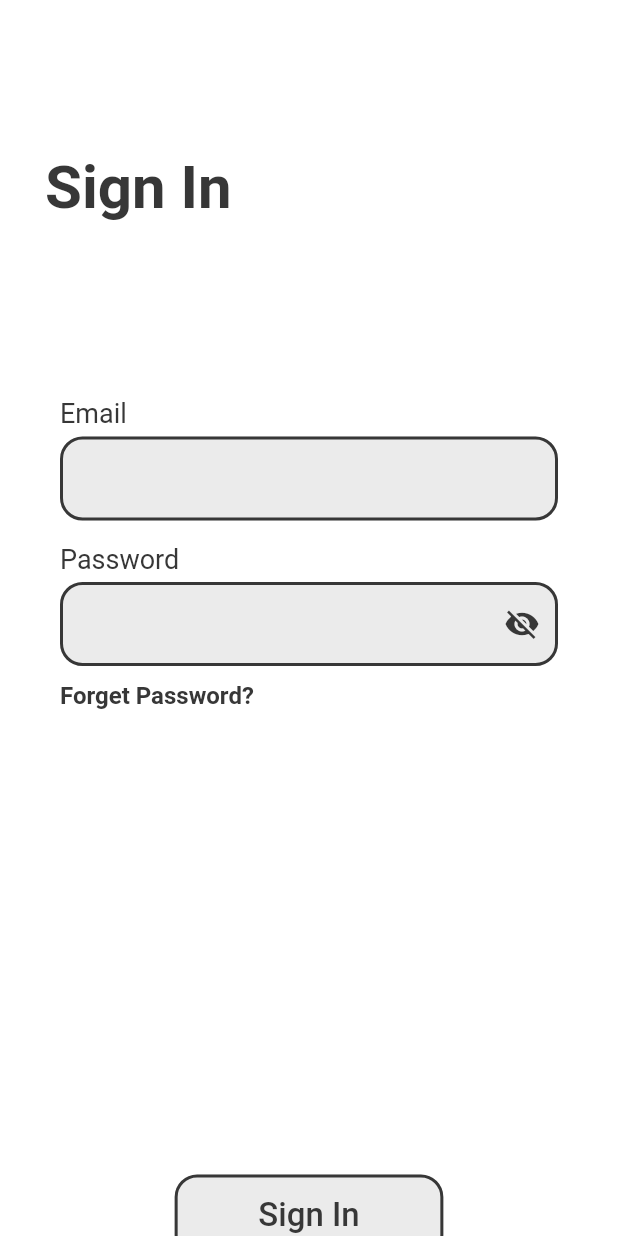
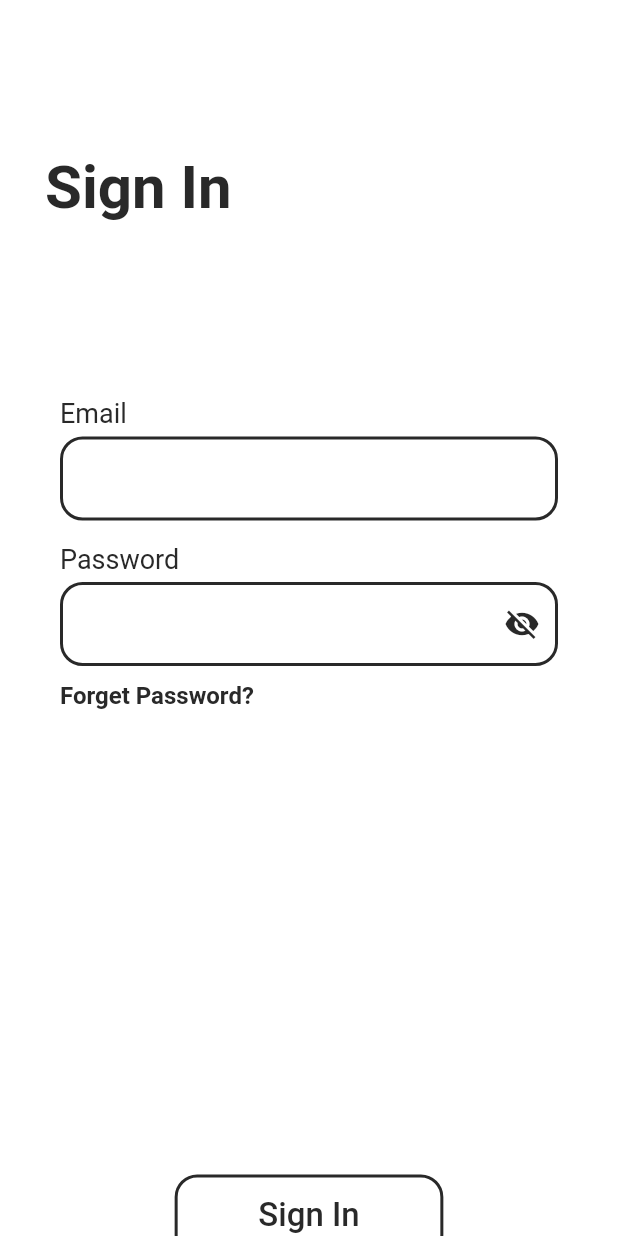
Before and after one commit to Ahnaf16/Dokan, a Flutter app: the screen it shows after launch, on a phone screen of 412 x 824 dp. Run offline on Flutter 3.47's test engine with Material 2 defaults, Android fonts, the phone set to English and light mode, and no system bars; our stand-ins replace firebase_auth, firebase_core, fluttertoast, google_nav_bar; accounts and stored records are empty.

Commit message:
changed file architecture

```diff
--- a/lib/Properties/app_properties.dart
+++ b/lib/Properties/app_properties.dart
@@ -1,22 +1,16 @@
 import 'package:flutter/material.dart';
 
 class AppColor {
-  static const Color appMainColor = Color(0xFF373737);
+  static const Color appMainColor = Color(0xFF292929);
   static const Color appBackground = Colors.white;
-  static const Color appSecColor = Color(0xff519657);
-  static const Color textColorL = Color(0xFF373737);
-  static const Color fillColorL = Color(0x1a373737);
-
-  //dark color
-  // static const Color appMainColorDark = Color(0xff81C784);
-  // static const Color appBackgroundDark = Color(0xff373737);
-  // static const Color textColorD = Color(0xff373737);
-  // static const Color fillColorD = Color(0x1a81C784);
+  static const Color appSecColor = Colors.black12;
+  static const Color textColorL = Color(0xFF292929);
+  static const Color fillColorL = Colors.white;
 }
 
 //----------------------------------------------------------------
 
-class AllTextStyle {
+class AppTextStyle {
   static const TextStyle headerStyle = TextStyle(
     color: AppColor.textColorL,
     fontSize: 40,
--- a/lib/Properties/appdrawer.dart
+++ b/lib/Properties/appdrawer.dart
@@ -38,7 +38,7 @@ class CustomDrawer extends StatelessWidget {
                           Alignment.bottomCenter + const Alignment(0, -.5),
                       child: const Text(
                         'Ahnaf Sakil',
-                        style: AllTextStyle.bodyTextStyle,
+                        style: AppTextStyle.bodyTextStyle,
                       ),
                     ),
                     Align(
@@ -46,7 +46,7 @@ class CustomDrawer extends StatelessWidget {
                           Alignment.bottomCenter + const Alignment(0, -.1),
                       child: const Text(
                         'ahnafsakil9@gmail.com',
-                        style: AllTextStyle.smallTextStyle,
+                        style: AppTextStyle.smallTextStyle,
                       ),
                     ),
                   ],
--- a/lib/Properties/buttons.dart
+++ b/lib/Properties/buttons.dart
@@ -28,7 +28,7 @@ class PrimaryButton extends StatelessWidget {
       ),
       child: Text(
         buttonText,
-        style: AllTextStyle.bodyTextStyle,
+        style: AppTextStyle.bodyTextStyle,
       ),
     );
   }
--- a/lib/Properties/textfields.dart
+++ b/lib/Properties/textfields.dart
@@ -15,7 +15,7 @@ class TextfieldHint extends StatelessWidget {
       padding: const EdgeInsets.symmetric(vertical: 5),
       child: Text(
         hint,
-        style: AllTextStyle.smallTextStyle,
+        style: AppTextStyle.smallTextStyle,
       ),
     );
   }
--- a/lib/Properties/texts.dart
+++ b/lib/Properties/texts.dart
@@ -21,11 +21,11 @@ class Richtexts extends StatelessWidget {
         children: [
           TextSpan(
             text: firstText,
-            style: AllTextStyle.smallTextStyle.copyWith(fontSize: 16),
+            style: AppTextStyle.smallTextStyle.copyWith(fontSize: 16),
           ),
           TextSpan(
               text: secText,
-              style: AllTextStyle.smallTextStyle
+              style: AppTextStyle.smallTextStyle
                   .copyWith(fontWeight: FontWeight.w600, fontSize: 16),
               recognizer: TapGestureRecognizer()..onTap = roughtpage),
         ],
--- a/lib/Auth/forgetpass.dart
+++ b/lib/Screen/Auth/forgetpass.dart
@@ -40,7 +40,7 @@ class _ForgetPasswordState extends State<ForgetPassword> {
                 alignment: Alignment.centerLeft,
                 child: Text(
                   'Restore Password',
-                  style: AllTextStyle.headerStyle,
+                  style: AppTextStyle.headerStyle,
                 ),
               ),
             ),
--- a/lib/Auth/signin.dart
+++ b/lib/Screen/Auth/signin.dart
@@ -1,4 +1,4 @@
-import 'package:dokan/Auth/forgetpass.dart';
+import 'package:dokan/Screen/Auth/forgetpass.dart';
 import 'package:dokan/Properties/app_properties.dart';
 import 'package:dokan/export.dart';
 import 'package:firebase_auth/firebase_auth.dart';
@@ -56,7 +56,7 @@ class _SinginPageState extends State<SinginPage> {
                   alignment: Alignment.centerLeft,
                   child: Text(
                     'Sign In',
-                    style: AllTextStyle.headerStyle,
+                    style: AppTextStyle.headerStyle,
                   ),
                 ),
               ),
--- a/lib/Auth/signup.dart
+++ b/lib/Screen/Auth/signup.dart
@@ -1,5 +1,5 @@
-import 'package:dokan/Auth/signin.dart';
-import 'package:dokan/Auth/userform.dart';
+import 'package:dokan/Screen/Auth/signin.dart';
+import 'package:dokan/Screen/Auth/userform.dart';
 import 'package:dokan/Properties/app_properties.dart';
 import 'package:dokan/Properties/texts.dart';
 import 'package:firebase_auth/firebase_auth.dart';
@@ -62,7 +62,7 @@ class _SingupPageState extends State<SingupPage> {
                   alignment: Alignment.centerLeft,
                   child: Text(
                     'Sign Up',
-                    style: AllTextStyle.headerStyle,
+                    style: AppTextStyle.headerStyle,
                   ),
                 ),
               ),
--- a/lib/Auth/userform.dart
+++ b/lib/Screen/Auth/userform.dart
@@ -12,7 +12,7 @@ class UserForm extends StatelessWidget {
           color: AppColor.appBackground,
           child: const Text(
             'User Form',
-            style: AllTextStyle.headerStyle,
+            style: AppTextStyle.headerStyle,
           ),
         ),
       ),
--- a/lib/Screen/bottom_nevigetion/cart.dart
+++ b/lib/Screen/bottom_nevigetion/cart.dart
@@ -34,7 +34,7 @@ class Cart extends StatelessWidget {
       body: const Center(
         child: Text(
           'Cart',
-          style: AllTextStyle.headerStyle,
+          style: AppTextStyle.headerStyle,
         ),
       ),
       drawer: const CustomDrawer(),
--- a/lib/Screen/bottom_nevigetion/wishlist.dart
+++ b/lib/Screen/bottom_nevigetion/wishlist.dart
@@ -33,7 +33,7 @@ class Wishlist extends StatelessWidget {
       body: const Center(
         child: Text(
           'Wishlist',
-          style: AllTextStyle.headerStyle,
+          style: AppTextStyle.headerStyle,
         ),
       ),
       drawer: const CustomDrawer(),
--- a/lib/Screen/splash.dart
+++ b/lib/Screen/splash.dart
@@ -3,7 +3,7 @@
 import 'package:dokan/Properties/app_properties.dart';
 import 'package:flutter/material.dart';
 
-import '../Auth/signin.dart';
+import 'Auth/signin.dart';
 
 class SplashScreen extends StatefulWidget {
   const SplashScreen({Key? key}) : super(key: key);
--- a/lib/main.dart
+++ b/lib/main.dart
@@ -18,9 +18,6 @@ class MyApp extends StatelessWidget {
     return MaterialApp(
       debugShowCheckedModeBanner: false,
       title: 'E-Commerce App',
-      // themeMode: ThemeMode.system,
-      // darkTheme: Mytheme.dark,
-      // theme: Mytheme.light,
       home: SplashScreen(),
     );
   }
--- a/lib/theme.dart
+++ /dev/null
@@ -1,37 +0,0 @@
-import 'package:dokan/Properties/app_properties.dart';
-import 'package:flutter/material.dart';
-
-class Mytheme {
-  static final light = ThemeData(
-    scaffoldBackgroundColor: AppColor.appBackground,
-    colorScheme: const ColorScheme.light(
-      secondary: AppColor.appMainColor,
-    ),
-    outlinedButtonTheme: OutlinedButtonThemeData(
-      style: OutlinedButton.styleFrom(
-        backgroundColor: AppColor.fillColorL,
-        primary: AppColor.appMainColor,
-        side: const BorderSide(
-          color: AppColor.appMainColor,
-        ),
-      ),
-    ),
-  );
-
-  // static final dark = ThemeData(
-  //   scaffoldBackgroundColor: AppColor.appBackgroundDark,
-  //   colorScheme: const ColorScheme.dark(
-  //     secondary: AppColor.appMainColorDark,
-  //   ),
-  //   outlinedButtonTheme: OutlinedButtonThemeData(
-  //     style: OutlinedButton.styleFrom(
-  //       backgroundColor: AppColor.fillColorD,
-  //       primary: AppColor.appMainColorDark,
-  //       side: const BorderSide(
-  //         color: AppColor.appMainColorDark,
-  //         width: 2,
-  //       ),
-  //     ),
-  //   ),
-  // );
-}
```
Also changed, not shown: pubspec.yaml (+12 -42 lines), lib/Screen/export.dart (deleted), pubspec.lock.
